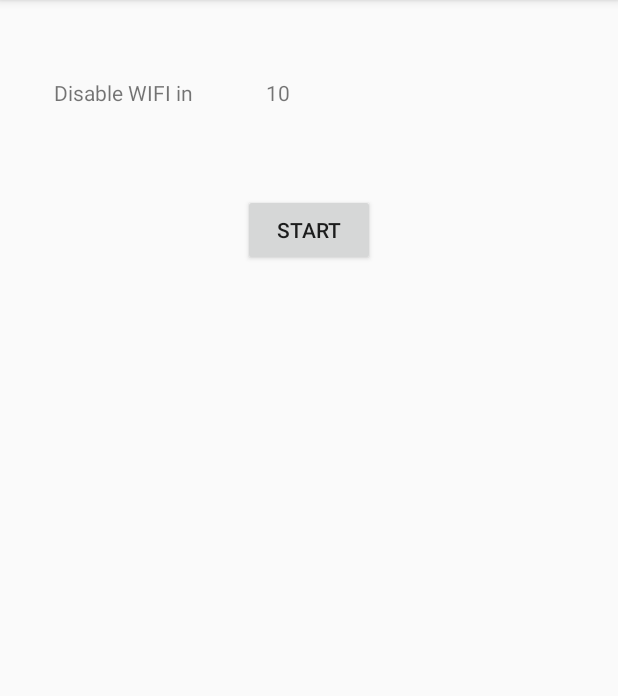
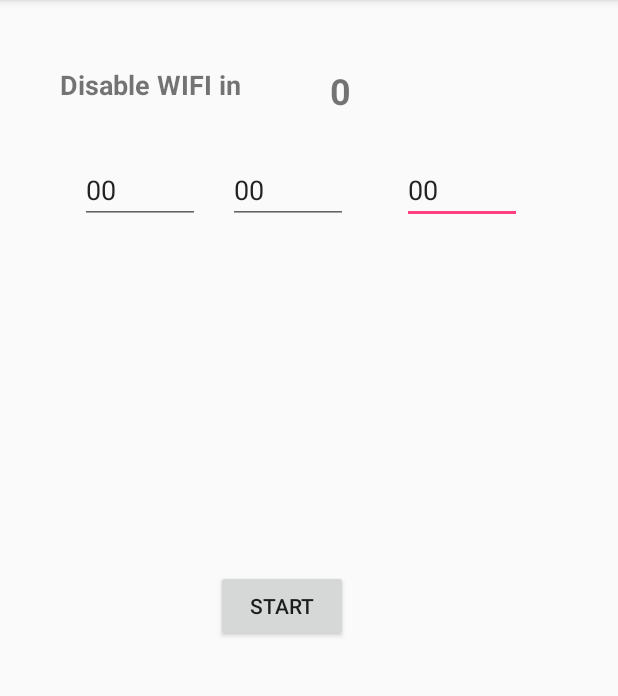
Before and after one commit to LEMettler/SleepTimer, an Android app: the screen it shows after launch (MainActivity), on a phone screen of 412 x 824 dp, the part 84-780 px from its top. Run offline under Robolectric (Android 15) with nearby library versions, the phone set to English and light mode, and no system bars.

Commit message:
input custom time

```diff
--- a/app/src/main/java/comlmeerlu/github/sleeptimer/MainActivity.java
+++ b/app/src/main/java/comlmeerlu/github/sleeptimer/MainActivity.java
@@ -5,8 +5,12 @@ import android.net.wifi.WifiManager;
 import android.os.CountDownTimer;
 import android.support.v7.app.AppCompatActivity;
 import android.os.Bundle;
+import android.text.Editable;
+import android.text.TextUtils;
+import android.text.TextWatcher;
 import android.view.View;
 import android.widget.Button;
+import android.widget.EditText;
 import android.widget.TextView;
 
 public class MainActivity extends AppCompatActivity{
@@ -14,10 +18,14 @@ public class MainActivity extends AppCompatActivity{
    private Button btnCountdown;
    private TextView txtCountdown;
    private TextView txtOnOff;
+   private EditText inputMinutes;
+    private EditText inputHours;
+    private EditText inputSeconds;
+
    private WifiManager wifiManager;
+   private CountDownTimer countDownTimer;
 
-   private CountDownTimer countDownTimer;
-    private int seconds;
+    private long time;
    private boolean counting;
     private boolean stop;
     private boolean finished;
@@ -28,16 +36,22 @@ public class MainActivity extends AppCompatActivity{
         super.onCreate(savedInstanceState);
         setContentView(R.layout.activity_main);
 
-        seconds = 10;
+        time = 0;
         counting = false;
         stop = false;
-        finished = false;
+        finished = true;
 
 
         btnCountdown = findViewById(R.id.btnCountdown);
         txtCountdown = findViewById(R.id.txtCountdown);
-        txtCountdown.setText(String.format("%d",seconds));
+        txtCountdown.setText(String.format("%d", time));
         txtOnOff = findViewById(R.id.txtOnOff);
+        inputHours = findViewById(R.id.inputHours);
+        inputMinutes = findViewById(R.id.inputMinutes);
+        inputSeconds = findViewById(R.id.inputSeconds);
+
+
+
         wifiManager = (WifiManager) getApplicationContext().getSystemService(Context.WIFI_SERVICE);
 
         if (wifiManager.isWifiEnabled())
@@ -45,10 +59,12 @@ public class MainActivity extends AppCompatActivity{
         else
             txtOnOff.setText("Enable WIFI in");
 
-        initCountdownTimer(seconds);
+        //initCountdownTimer();
     }
 
-    private void initCountdownTimer(int time){
+    private void initCountdownTimer(){
+
+
         countDownTimer = new CountDownTimer(1000 * time, 1000) {
             @Override
             public void onTick(long millisUntilFinished) {
@@ -82,6 +98,11 @@ public class MainActivity extends AppCompatActivity{
     }
 
     public void CountdownHandler(final View view) throws InterruptedException {
+
+        time = Integer.parseInt(inputSeconds.getText().toString());
+        time = time + Integer.parseInt(inputMinutes.getText().toString()) * 60;
+        time = time + Integer.parseInt(inputHours.getText().toString()) *60 * 60;
+
         if (!finished) {
             if (!counting) {
                 countDownTimer.start();
@@ -92,8 +113,12 @@ public class MainActivity extends AppCompatActivity{
             }
             counting = !counting;
         }else {
-            countDownTimer.start();
-            finished = false;
+            if (time != 0) {
+                initCountdownTimer();
+                countDownTimer.start();
+                finished = false;
+            }
+
         }
     }
 }
--- a/app/src/main/res/layout/activity_main.xml
+++ b/app/src/main/res/layout/activity_main.xml
@@ -10,9 +10,11 @@
         android:id="@+id/txtOnOff"
         android:layout_width="wrap_content"
         android:layout_height="wrap_content"
-        android:layout_marginStart="36dp"
-        android:layout_marginTop="52dp"
-        android:text="change wifi in:"
+        android:layout_marginStart="40dp"
+        android:layout_marginTop="44dp"
+        android:text="Countdown"
+        android:textSize="18sp"
+        android:textStyle="bold"
         app:layout_constraintStart_toStartOf="parent"
         app:layout_constraintTop_toTopOf="parent" />
 
@@ -22,10 +24,12 @@
         android:layout_height="wrap_content"
         android:layout_marginEnd="8dp"
         android:layout_marginStart="8dp"
-        android:layout_marginTop="52dp"
+        android:layout_marginTop="44dp"
         android:text="countdown"
+        android:textSize="24sp"
+        android:textStyle="bold"
         app:layout_constraintEnd_toEndOf="parent"
-        app:layout_constraintHorizontal_bias="0.162"
+        app:layout_constraintHorizontal_bias="0.233"
         app:layout_constraintStart_toEndOf="@+id/txtOnOff"
         app:layout_constraintTop_toTopOf="parent" />
 
@@ -33,13 +37,18 @@
         android:id="@+id/btnCountdown"
         android:layout_width="wrap_content"
         android:layout_height="wrap_content"
+        android:layout_marginBottom="8dp"
+        android:layout_marginEnd="8dp"
+        android:layout_marginStart="8dp"
+        android:layout_marginTop="124dp"
         android:onClick="CountdownHandler"
         android:text="Start"
         app:layout_constraintBottom_toBottomOf="parent"
         app:layout_constraintEnd_toEndOf="parent"
+        app:layout_constraintHorizontal_bias="0.442"
         app:layout_constraintStart_toStartOf="parent"
-        app:layout_constraintTop_toBottomOf="@+id/txtOnOff"
-        app:layout_constraintVertical_bias="0.089" />
+        app:layout_constraintTop_toTopOf="parent"
+        app:layout_constraintVertical_bias="0.435" />
 
     <android.support.constraint.Guideline
         android:id="@+id/guideline"
@@ -48,4 +57,46 @@
         android:orientation="horizontal"
         app:layout_constraintGuide_begin="20dp" />
 
+    <EditText
+        android:id="@+id/inputSeconds"
+        android:layout_width="80dp"
+        android:layout_height="wrap_content"
+        android:layout_marginEnd="64dp"
+        android:layout_marginTop="104dp"
+        android:ems="10"
+        android:hint="Seconds"
+        android:inputType="numberDecimal"
+        android:text="00"
+        app:layout_constraintEnd_toEndOf="parent"
+        app:layout_constraintTop_toTopOf="parent" />
+
+    <EditText
+        android:id="@+id/inputMinutes"
+        android:layout_width="80dp"
+        android:layout_height="wrap_content"
+        android:layout_marginEnd="36dp"
+        android:layout_marginTop="104dp"
+        android:ems="10"
+        android:hint="Minutes"
+        android:inputType="numberDecimal"
+        android:text="00"
+        app:layout_constraintEnd_toStartOf="@+id/inputSeconds"
+        app:layout_constraintTop_toTopOf="parent" />
+
+    <EditText
+        android:id="@+id/inputHours"
+        android:layout_width="80dp"
+        android:layout_height="wrap_content"
+        android:layout_marginEnd="8dp"
+        android:layout_marginStart="32dp"
+        android:layout_marginTop="104dp"
+        android:ems="10"
+        android:hint="Hours"
+        android:inputType="numberDecimal"
+        android:text="00"
+        app:layout_constraintEnd_toStartOf="@+id/inputMinutes"
+        app:layout_constraintHorizontal_bias="0.666"
+        app:layout_constraintStart_toStartOf="parent"
+        app:layout_constraintTop_toTopOf="parent" />
+
 </android.support.constraint.ConstraintLayout>
```
